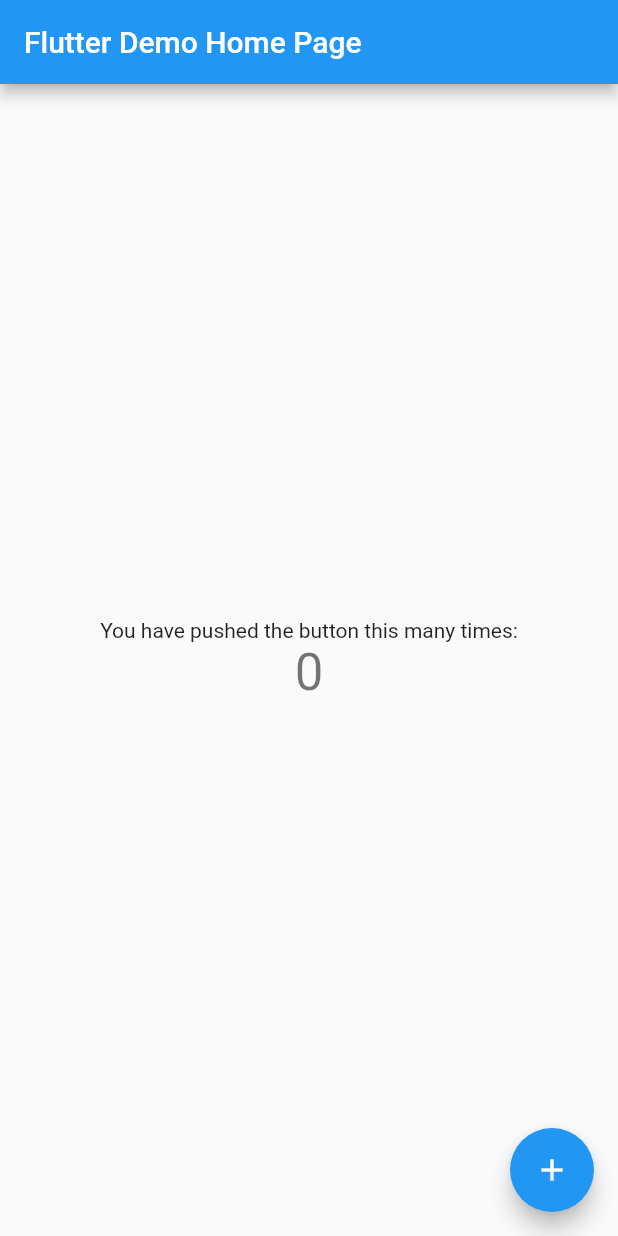
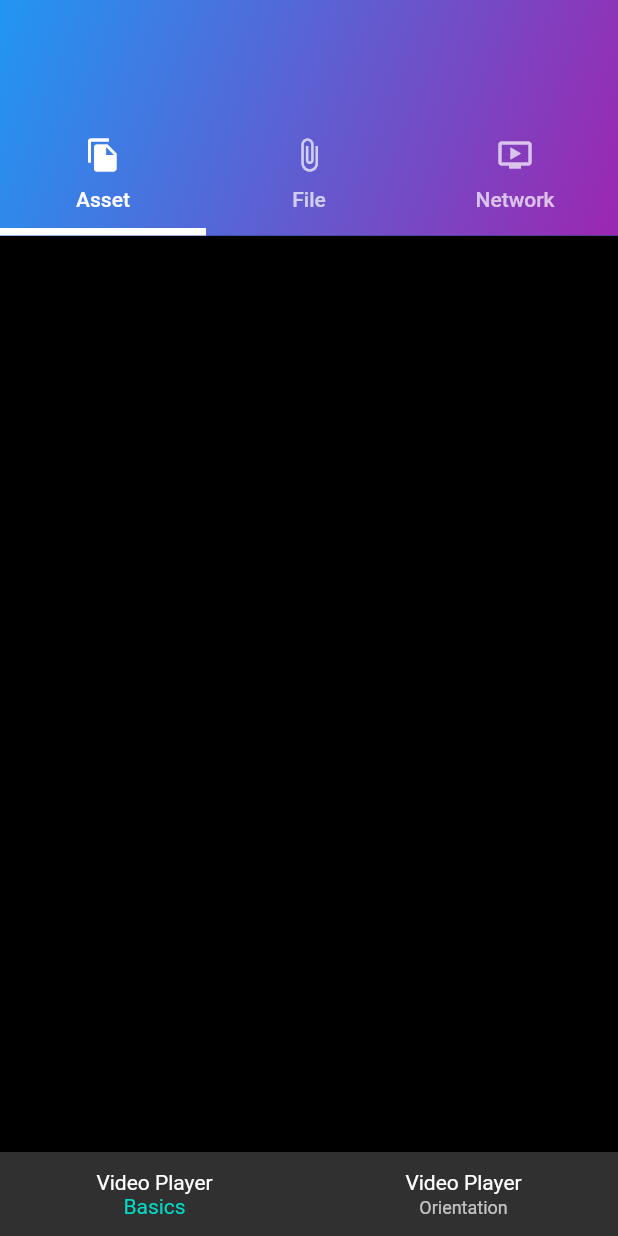
Before and after one commit to jay2098/flutter_video_player, a Flutter app: the screen it shows after launch, on a phone screen of 412 x 824 dp. Run offline on Flutter 3.47's test engine with Material 2 defaults, Android fonts, the phone set to English and light mode, and no system bars.

Commit message:
[ADD] UI for tabs of different video player

```diff
--- a/lib/main.dart
+++ b/lib/main.dart
@@ -1,4 +1,11 @@
 import 'package:flutter/material.dart';
+
+import 'views/basicPage.dart';
+import 'views/orientationPage.dart';
+
+final urlLandscapeVideo = 'https://assets.mixkit.co/videos/preview/mixkit-group-of-friends-partying-happily-4640-large.mp4';
+final urlPortraitVideo = 'https://assets.mixkit.co/videos/preview/mixkit-a-girl-blowing-a-bubble-gum-at-an-amusement-park-1226-large.mp4';
+final urlYoutubeVideo = 'https://youtube.com/watch?v=HSAa9yi0OMA';
 
 void main() {
   runApp(MyApp());
@@ -9,109 +16,65 @@ class MyApp extends StatelessWidget {
   @override
   Widget build(BuildContext context) {
     return MaterialApp(
-      title: 'Flutter Demo',
-      theme: ThemeData(
-        // This is the theme of your application.
-        //
-        // Try running your application with "flutter run". You'll see the
-        // application has a blue toolbar. Then, without quitting the app, try
-        // changing the primarySwatch below to Colors.green and then invoke
-        // "hot reload" (press "r" in the console where you ran "flutter run",
-        // or simply save your changes to "hot reload" in a Flutter IDE).
-        // Notice that the counter didn't reset back to zero; the application
-        // is not restarted.
-        primarySwatch: Colors.blue,
-        // This makes the visual density adapt to the platform that you run
-        // the app on. For desktop platforms, the controls will be smaller and
-        // closer together (more dense) than on mobile platforms.
-        visualDensity: VisualDensity.adaptivePlatformDensity,
-      ),
-      home: MyHomePage(title: 'Flutter Demo Home Page'),
+        debugShowCheckedModeBanner: false,
+        title: 'Video Player',
+        theme: ThemeData(
+          primaryColor: Colors.blueAccent,
+          scaffoldBackgroundColor: Colors.black,
+          visualDensity: VisualDensity.adaptivePlatformDensity,
+          colorScheme: ColorScheme.dark(),
+        ),
+        home: MainPage());
+  }
+}
+
+class MainPage extends StatefulWidget {
+  @override
+  _MainPageState createState() => _MainPageState();
+}
+
+class _MainPageState extends State<MainPage> {
+  int index = 0;
+
+  @override
+  Widget build(BuildContext context) {
+    return Scaffold(
+      bottomNavigationBar: bottomNavBar(),
+      body: pages(),
+    );
+  }
+
+  Widget pages() {
+    switch (index) {
+      case 0:
+        return BasicsPage();
+      case 1:
+        return OrientationPage();
+      default:
+        return Container();
+    }
+  }
+
+  Widget bottomNavBar() {
+    final style = TextStyle(color: Colors.white);
+    return BottomNavigationBar(
+      items: [
+        BottomNavigationBarItem(
+          icon: Text(
+            'Video Player',
+            style: style,
+          ),
+          label: 'Basics',
+        ),
+        BottomNavigationBarItem(
+          icon: Text(
+            'Video Player',
+            style: style,
+          ),
+          label: 'Orientation',
+        ),
+      ],
+      onTap: (int index) => setState(() => this.index = index),
     );
   }
 }
-
-class MyHomePage extends StatefulWidget {
-  MyHomePage({Key key, this.title}) : super(key: key);
-
-  // This widget is the home page of your application. It is stateful, meaning
-  // that it has a State object (defined below) that contains fields that affect
-  // how it looks.
-
-  // This class is the configuration for the state. It holds the values (in this
-  // case the title) provided by the parent (in this case the App widget) and
-  // used by the build method of the State. Fields in a Widget subclass are
-  // always marked "final".
-
-  final String title;
-
-  @override
-  _MyHomePageState createState() => _MyHomePageState();
-}
-
-class _MyHomePageState extends State<MyHomePage> {
-  int _counter = 0;
-
-  void _incrementCounter() {
-    setState(() {
-      // This call to setState tells the Flutter framework that something has
-      // changed in this State, which causes it to rerun the build method below
-      // so that the display can reflect the updated values. If we changed
-      // _counter without calling setState(), then the build method would not be
-      // called again, and so nothing would appear to happen.
-      _counter++;
-    });
-  }
-
-  @override
-  Widget build(BuildContext context) {
-    // This method is rerun every time setState is called, for instance as done
-    // by the _incrementCounter method above.
-    //
-    // The Flutter framework has been optimized to make rerunning build methods
-    // fast, so that you can just rebuild anything that needs updating rather
-    // than having to individually change instances of widgets.
-    return Scaffold(
-      appBar: AppBar(
-        // Here we take the value from the MyHomePage object that was created by
-        // the App.build method, and use it to set our appbar title.
-        title: Text(widget.title),
-      ),
-      body: Center(
-        // Center is a layout widget. It takes a single child and positions it
-        // in the middle of the parent.
-        child: Column(
-          // Column is also a layout widget. It takes a list of children and
-          // arranges them vertically. By default, it sizes itself to fit its
-          // children horizontally, and tries to be as tall as its parent.
-          //
-          // Invoke "debug painting" (press "p" in the console, choose the
-          // "Toggle Debug Paint" action from the Flutter Inspector in Android
-          // Studio, or the "Toggle Debug Paint" command in Visual Studio Code)
-          // to see the wireframe for each widget.
-          //
-          // Column has various properties to control how it sizes itself and
-          // how it positions its children. Here we use mainAxisAlignment to
-          // center the children vertically; the main axis here is the vertical
-          // axis because Columns are vertical (the cross axis would be
-          // horizontal).
-          mainAxisAlignment: MainAxisAlignment.center,
-          children: <Widget>[
-            Text(
-              'You have pushed the button this many times:',
-            ),
-            Text(
-              '$_counter',
-              style: Theme.of(context).textTheme.headline4,
-            ),
-          ],
-        ),
-      ),
-      floatingActionButton: FloatingActionButton(
-        onPressed: _incrementCounter,
-        tooltip: 'Increment',
-        child: Icon(Icons.add),
-      ), // This trailing comma makes auto-formatting nicer for build methods.
-    );
-  }
-}
--- /dev/null
+++ b/lib/views/basicPage.dart
@@ -0,0 +1,29 @@
+import 'package:flutter/material.dart';
+import '../widgets/videoPlayers/assetsVideoPlayer.dart';
+import '../widgets/videoPlayers/filesVideoPlayer.dart';
+import '../widgets/videoPlayers/networkVideoPlayer.dart';
+import '../widgets/other/tabBarWidget.dart';
+
+class BasicsPage extends StatelessWidget {
+  @override
+  Widget build(BuildContext context) {
+    return TabBarWidget(
+      tabs: [
+        Tab(icon: Icon(Icons.file_copy), text: 'Asset'),
+        Tab(icon: Icon(Icons.attach_file), text: 'File'),
+        Tab(icon: Icon(Icons.ondemand_video_outlined), text: 'Network'),
+      ],
+      children: [
+        buildAssets(),
+        buildFiles(),
+        buildNetwork(),
+      ],
+    );
+  }
+
+  Widget buildAssets() => AssetsVideoPlayer();
+
+  Widget buildFiles() => FilesVideoPlayer();
+
+  Widget buildNetwork() => NetworkVideoPlayer();
+}
--- /dev/null
+++ b/lib/views/orientationPage.dart
@@ -0,0 +1,8 @@
+import 'package:flutter/material.dart';
+
+class OrientationPage extends StatelessWidget {
+  @override
+  Widget build(BuildContext context) {
+    return Container();
+  }
+}
--- /dev/null
+++ b/lib/widgets/other/tabBarWidget.dart
@@ -0,0 +1,43 @@
+import 'package:flutter/material.dart';
+
+class TabBarWidget extends StatelessWidget {
+  final List<Tab> tabs;
+  final List<Widget> children;
+  final ValueChanged<int> onTap;
+
+  const TabBarWidget({Key key, @required this.tabs, @required this.children, this.onTap}) : super(key: key);
+
+  @override
+  Widget build(BuildContext context) {
+    return DefaultTabController(
+      length: tabs.length,
+      child: Scaffold(
+        appBar: AppBar(
+          flexibleSpace: Container(
+            decoration: BoxDecoration(
+              gradient: LinearGradient(
+                colors: [Colors.purple, Colors.blue],
+                begin: Alignment.bottomRight,
+                end: Alignment.topLeft,
+              ),
+            ),
+          ),
+          toolbarHeight: 80,
+          bottom: TabBar(
+            onTap: onTap,
+            indicatorColor: Colors.white,
+            indicatorWeight: 5,
+            tabs: tabs,
+          ),
+          elevation: 20,
+          titleSpacing: 20,
+        ),
+        body: SafeArea(
+          child: TabBarView(
+            children: children,
+          ),
+        ),
+      ),
+    );
+  }
+}
--- /dev/null
+++ b/lib/widgets/videoPlayers/assetsVideoPlayer.dart
@@ -0,0 +1,13 @@
+import 'package:flutter/material.dart';
+
+class AssetsVideoPlayer extends StatefulWidget {
+  @override
+  _AssetsVideoPlayerState createState() => _AssetsVideoPlayerState();
+}
+
+class _AssetsVideoPlayerState extends State<AssetsVideoPlayer> {
+  @override
+  Widget build(BuildContext context) {
+    return Container();
+  }
+}
--- /dev/null
+++ b/lib/widgets/videoPlayers/filesVideoPlayer.dart
@@ -0,0 +1,13 @@
+import 'package:flutter/material.dart';
+
+class FilesVideoPlayer extends StatefulWidget {
+  @override
+  _FilesVideoPlayerState createState() => _FilesVideoPlayerState();
+}
+
+class _FilesVideoPlayerState extends State<FilesVideoPlayer> {
+  @override
+  Widget build(BuildContext context) {
+    return Container();
+  }
+}
--- /dev/null
+++ b/lib/widgets/videoPlayers/networkVideoPlayer.dart
@@ -0,0 +1,13 @@
+import 'package:flutter/material.dart';
+
+class NetworkVideoPlayer extends StatefulWidget {
+  @override
+  _NetworkVideoPlayerState createState() => _NetworkVideoPlayerState();
+}
+
+class _NetworkVideoPlayerState extends State<NetworkVideoPlayer> {
+  @override
+  Widget build(BuildContext context) {
+    return Container();
+  }
+}
--- a/pubspec.yaml
+++ b/pubspec.yaml
@@ -60,8 +60,8 @@ flutter:
   uses-material-design: true
 
   # To add assets to your application, add an assets section, like this:
-  # assets:
-  #   - images/a_dot_burr.jpeg
+  assets:
+    - assets/video.mp4
   #   - images/a_dot_ham.jpeg
 
   # An image asset can refer to one or more resolution-specific "variants", see
```
